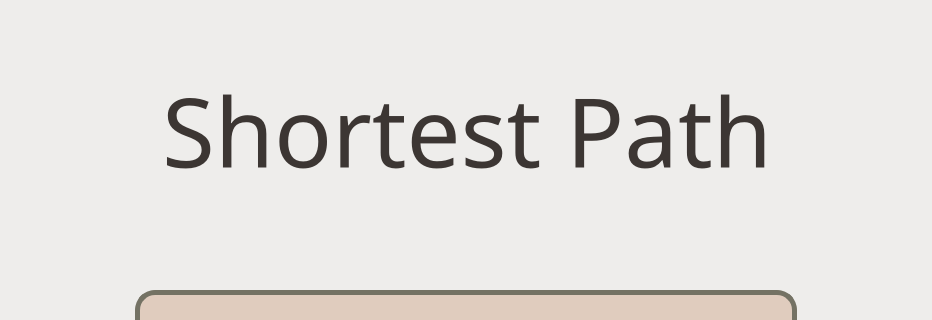
Old version of the form mainwindow.ui in the repository Youssef-ayman55/Shortest_Path; both pictures show x 134 to 1066 and y 0 to 320 of the 1200 by 800 pixel window.
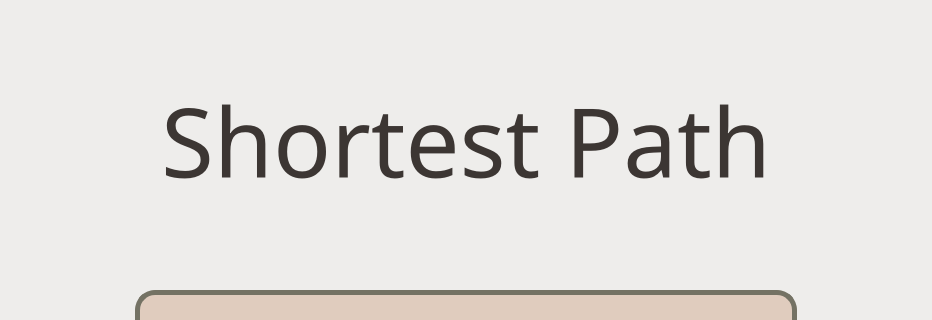
New version of the form.

```diff
--- a/mainwindow.ui
+++ b/mainwindow.ui
@@ -63,10 +63,10 @@
    <widget class="QLabel" name="label">
     <property name="geometry">
      <rect>
-      <x>255</x>
-      <y>70</y>
-      <width>692</width>
-      <height>121</height>
+      <x>214</x>
+      <y>50</y>
+      <width>772</width>
+      <height>181</height>
      </rect>
     </property>
     <property name="font">
```
